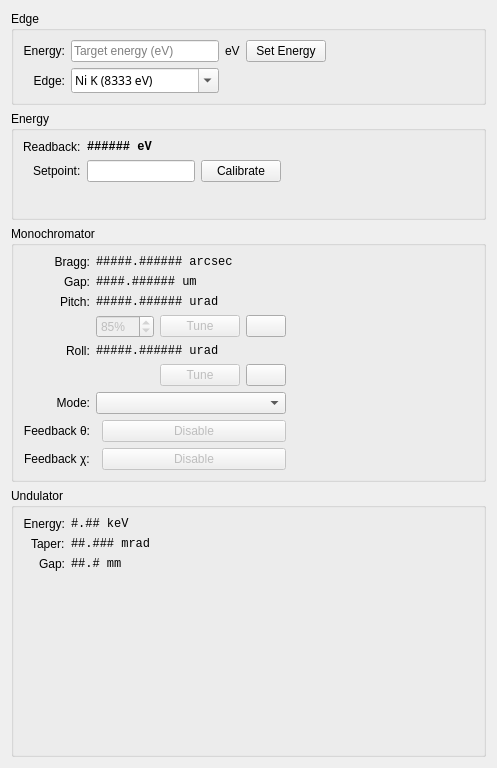
Before: the Qt Designer form src/firefly/energy.ui in spc-group/haven, drawn with Qt 5.
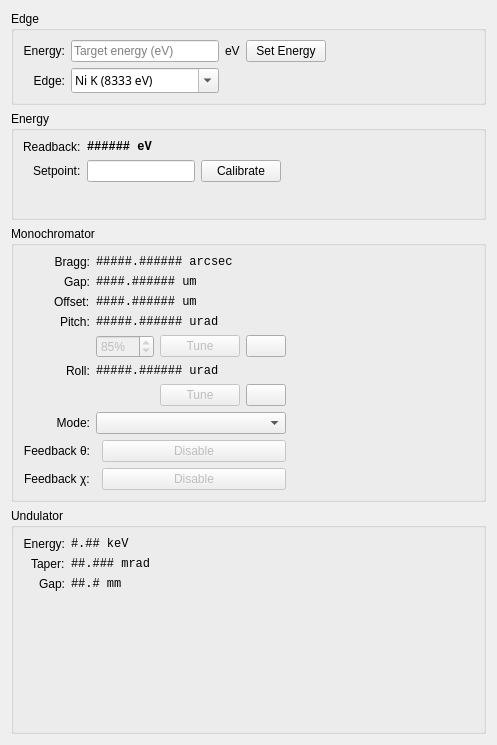
After: the same form once the commit is applied. Icons and pictures are not drawn. Custom widgets are drawn as their Qt base class.

Commit message: Added offset readback to the energy window.

The edit to the form file:
```diff
--- a/src/firefly/energy.ui
+++ b/src/firefly/energy.ui
@@ -7,7 +7,7 @@
     <x>0</x>
     <y>0</y>
     <width>497</width>
-    <height>768</height>
+    <height>745</height>
    </rect>
   </property>
   <property name="windowTitle">
@@ -359,14 +359,14 @@
           </property>
          </widget>
         </item>
-        <item row="2" column="0">
+        <item row="3" column="0">
          <widget class="QLabel" name="label_16">
           <property name="text">
            <string>Pitch:</string>
           </property>
          </widget>
         </item>
-        <item row="2" column="1">
+        <item row="3" column="1">
          <widget class="PyDMLabel" name="PyDMLabel_6">
           <property name="font">
            <font>
@@ -384,7 +384,7 @@
           </property>
          </widget>
         </item>
-        <item row="3" column="1">
+        <item row="4" column="1">
          <layout class="QHBoxLayout" name="horizontalLayout_9">
           <item>
            <widget class="QDoubleSpinBox" name="doubleSpinBox">
@@ -472,14 +472,14 @@
           </item>
          </layout>
         </item>
-        <item row="4" column="0">
+        <item row="5" column="0">
          <widget class="QLabel" name="label_17">
           <property name="text">
            <string>Roll:</string>
           </property>
          </widget>
         </item>
-        <item row="4" column="1">
+        <item row="5" column="1">
          <layout class="QHBoxLayout" name="horizontalLayout_10">
           <item>
            <widget class="PyDMLabel" name="PyDMLabel_7">
@@ -507,7 +507,7 @@
           </item>
          </layout>
         </item>
-        <item row="5" column="1">
+        <item row="6" column="1">
          <layout class="QHBoxLayout" name="horizontalLayout_11">
           <item>
            <spacer name="horizontalSpacer_6">
@@ -577,7 +577,7 @@
           </item>
          </layout>
         </item>
-        <item row="6" column="0">
+        <item row="7" column="0">
          <widget class="QLabel" name="label">
           <property name="text">
            <string>Mode:</string>
@@ -587,7 +587,7 @@
           </property>
          </widget>
         </item>
-        <item row="6" column="1">
+        <item row="7" column="1">
          <widget class="PyDMEnumComboBox" name="PyDMEnumComboBox">
           <property name="toolTip">
            <string/>
@@ -597,7 +597,7 @@
           </property>
          </widget>
         </item>
-        <item row="7" column="0">
+        <item row="8" column="0">
          <widget class="QLabel" name="label_8">
           <property name="text">
            <string>Feedback θ:</string>
@@ -607,7 +607,7 @@
           </property>
          </widget>
         </item>
-        <item row="7" column="1">
+        <item row="8" column="1">
          <layout class="QHBoxLayout" name="horizontalLayout">
           <item>
            <widget class="PyDMByteIndicator" name="PyDMByteIndicator">
@@ -650,14 +650,14 @@
           </item>
          </layout>
         </item>
-        <item row="8" column="0">
+        <item row="9" column="0">
          <widget class="QLabel" name="label_9">
           <property name="text">
            <string>Feedback χ:</string>
           </property>
          </widget>
         </item>
-        <item row="8" column="1">
+        <item row="9" column="1">
          <layout class="QHBoxLayout" name="horizontalLayout_2">
           <item>
            <widget class="PyDMByteIndicator" name="PyDMByteIndicator_2">
@@ -700,6 +700,31 @@
           </item>
          </layout>
         </item>
+        <item row="2" column="1">
+         <widget class="PyDMLabel" name="PyDMLabel_9">
+          <property name="font">
+           <font>
+            <family>Monospace</family>
+           </font>
+          </property>
+          <property name="toolTip">
+           <string/>
+          </property>
+          <property name="text">
+           <string>####.###### um</string>
+          </property>
+          <property name="channel" stdset="0">
+           <string>haven://energy.monochromator.offset.user_readback</string>
+          </property>
+         </widget>
+        </item>
+        <item row="2" column="0">
+         <widget class="QLabel" name="label_18">
+          <property name="text">
+           <string>Offset:</string>
+          </property>
+         </widget>
+        </item>
        </layout>
       </item>
       <item>
```
